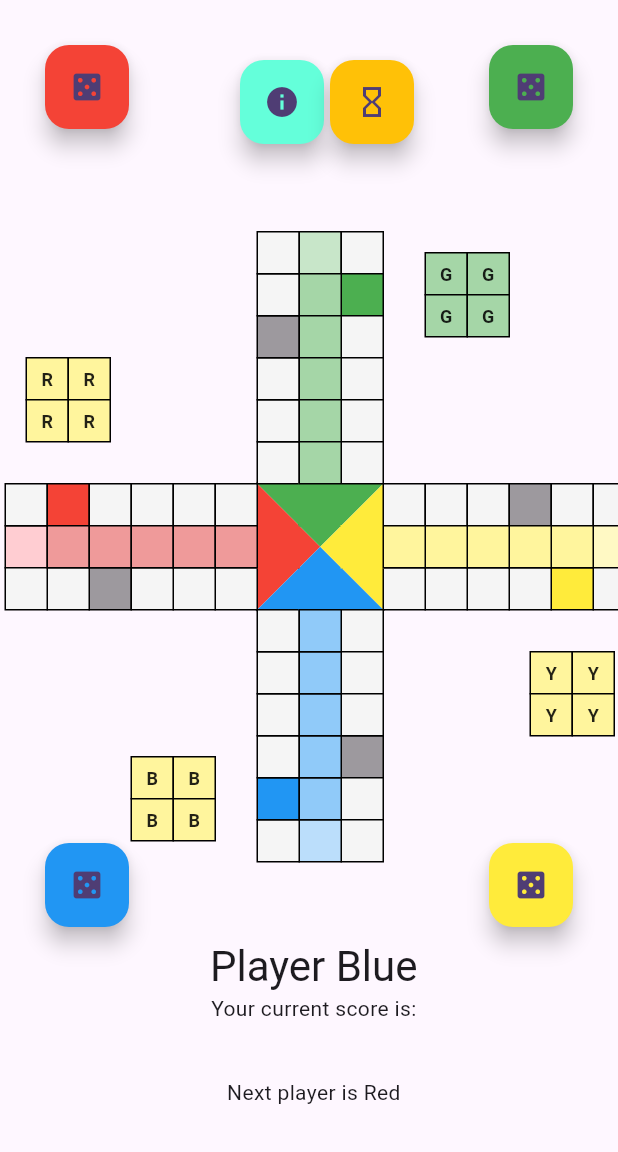
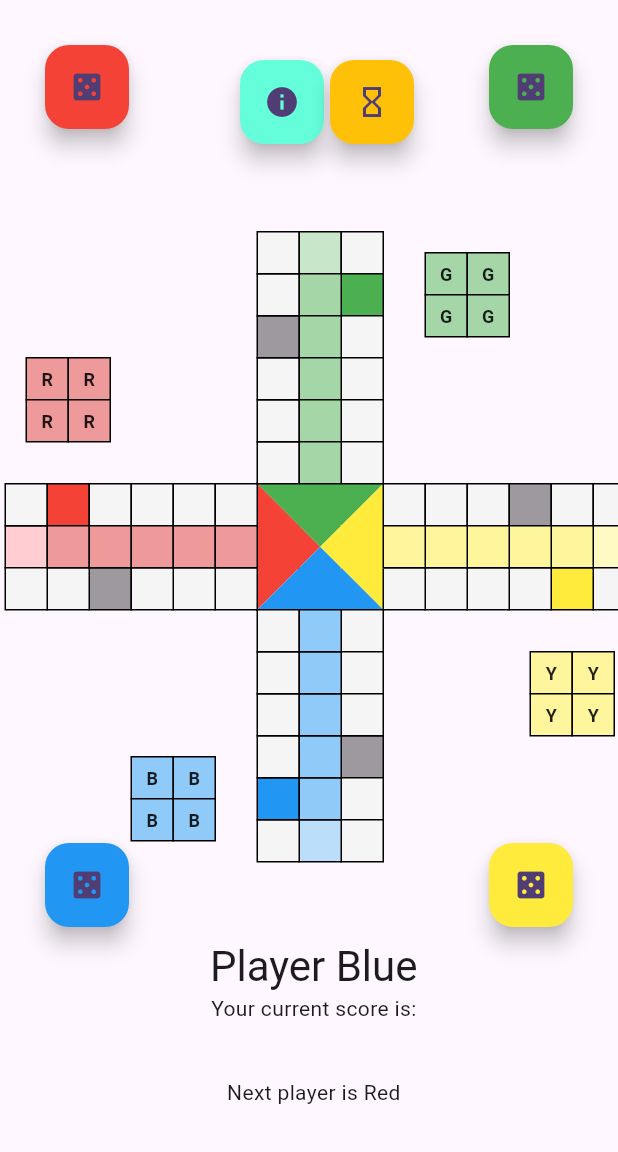
Before and after one commit to mikduk/ludo-game, a Flutter app: the screen it shows after launch, on a phone screen of 412 x 824 dp, the part 84-1236 px from its top. Run offline on Flutter 3.47's test engine with Material 3 defaults, Android fonts, the phone set to English and light mode, and no system bars; our stand-ins replace get.

Commit message:
zmiana koloru baz

```diff
--- a/lib/views/game_page.dart
+++ b/lib/views/game_page.dart
@@ -405,22 +405,22 @@ class GamePage extends StatelessWidget {
               child: BoardSquare(index: 78, color: Colors.yellow.shade200)),
           //
           Positioned(
-              top: t + s * 5.5, left: l + s * 3, child: BaseSquare(index: 0, color: Colors.yellow.shade200)),
+              top: t + s * 5.5, left: l + s * 3, child: BaseSquare(index: 0, color: Colors.blue.shade200)),
           Positioned(
-              top: t + s * 5.5, left: l + s * 4, child: BaseSquare(index: 1, color: Colors.yellow.shade200)),
+              top: t + s * 5.5, left: l + s * 4, child: BaseSquare(index: 1, color: Colors.blue.shade200)),
           Positioned(
-              top: t + s * 6.5, left: l + s * 3, child: BaseSquare(index: 2, color: Colors.yellow.shade200)),
+              top: t + s * 6.5, left: l + s * 3, child: BaseSquare(index: 2, color: Colors.blue.shade200)),
           Positioned(
-              top: t + s * 6.5, left: l + s * 4, child: BaseSquare(index: 3, color: Colors.yellow.shade200)),
+              top: t + s * 6.5, left: l + s * 4, child: BaseSquare(index: 3, color: Colors.blue.shade200)),
           //
           Positioned(
-              top: t - s * 4, left: l + s * 0.5, child: BaseSquare(index: 4, color: Colors.yellow.shade200)),
+              top: t - s * 4, left: l + s * 0.5, child: BaseSquare(index: 4, color: Colors.red.shade200)),
           Positioned(
-              top: t - s * 4, left: l + s * 1.5, child: BaseSquare(index: 5, color: Colors.yellow.shade200)),
+              top: t - s * 4, left: l + s * 1.5, child: BaseSquare(index: 5, color: Colors.red.shade200)),
           Positioned(
-              top: t - s * 3, left: l + s * 0.5, child: BaseSquare(index: 6, color: Colors.yellow.shade200)),
+              top: t - s * 3, left: l + s * 0.5, child: BaseSquare(index: 6, color: Colors.red.shade200)),
           Positioned(
-              top: t - s * 3, left: l + s * 1.5, child: BaseSquare(index: 7, color: Colors.yellow.shade200)),
+              top: t - s * 3, left: l + s * 1.5, child: BaseSquare(index: 7, color: Colors.red.shade200)),
           //
           Positioned(
               top: t - s * 6.5,
```
